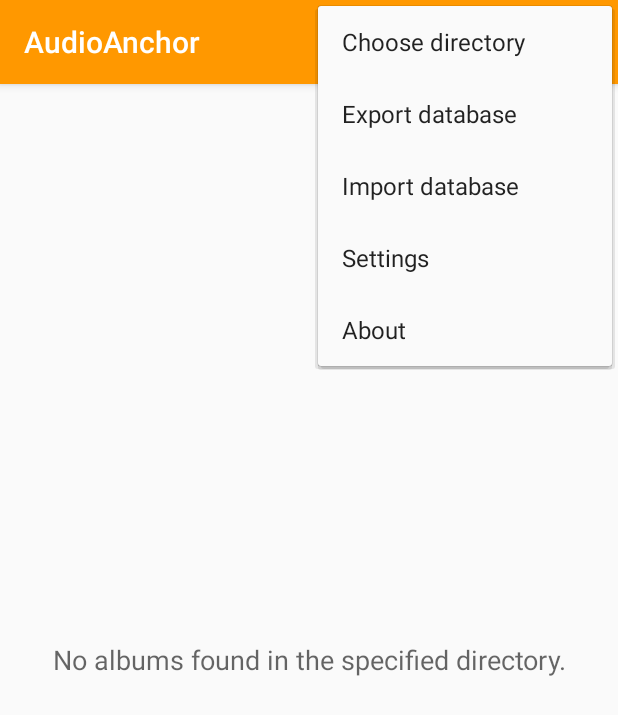
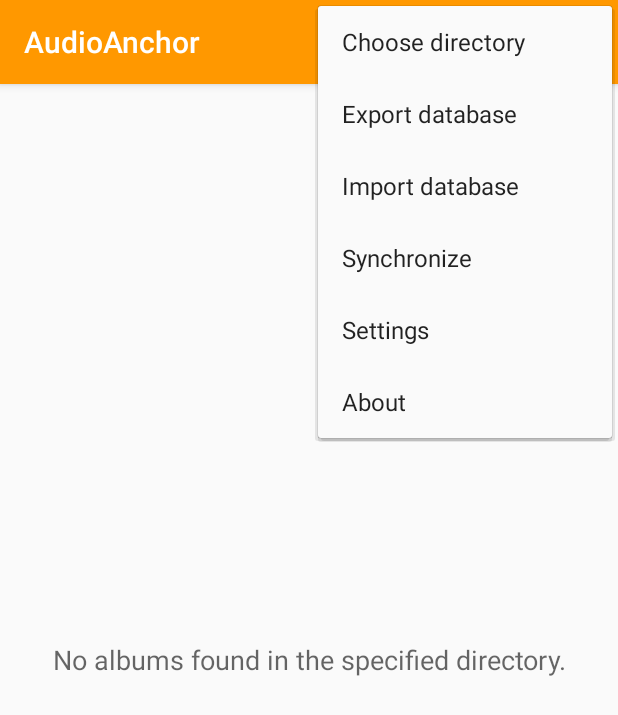
Before and after one commit to flackbash/AudioAnchor, an Android app: the screen it shows after launch (MainActivity), with the options menu open, on a phone screen of 412 x 824 dp. Shown: the top 715 px of the screen. Run offline under Robolectric (Android 15) with nearby library versions, the phone set to English and light mode, and no system bars.

Commit message:
Add synchronization functionality for MainActivity

```diff
--- a/app/src/main/res/menu/menu_main.xml
+++ b/app/src/main/res/menu/menu_main.xml
@@ -21,16 +21,22 @@
         app:showAsAction="never" />
 
     <item
+        android:id="@+id/menu_synchronize"
+        android:orderInCategory="103"
+        android:title="@string/synchronize"
+        app:showAsAction="never" />
+
+    <item
         android:id="@+id/menu_settings"
         android:icon="@drawable/ic_settings"
-        android:orderInCategory="103"
+        android:orderInCategory="104"
         android:title="@string/settings"
         app:showAsAction="never" />
 
     <item
         android:id="@+id/menu_about"
         android:icon="@drawable/ic_about"
-        android:orderInCategory="104"
+        android:orderInCategory="105"
         android:title="@string/about"
         app:showAsAction="never" />
 
--- a/app/src/main/res/values/strings.xml
+++ b/app/src/main/res/values/strings.xml
@@ -12,6 +12,7 @@
     <string name="import_fail">Something went wrong. Import failed.</string>
     <string name="export_success">Exported database to %s</string>
     <string name="export_fail">Something went wrong. Export failed.</string>
+    <string name="synchronize_success">Synchronized directory.</string>
 
     <!-- SharedPreferences Strings -->
     <string name="preference_filename" translatable="false">storage_directory</string>
@@ -46,6 +47,7 @@
     <string name="copyright">Copyright © 2018 Natalie Prange</string>
     <string name="export_db">Export database</string>
     <string name="import_db">Import database</string>
+    <string name="synchronize">Synchronize</string>
 
     <!-- Dialog strings -->
     <string name="dialog_msg_change_dir">Changing the directory will reset all saved statuses of played audio files. Change directory?</string>
```
Also changed, not shown: app/src/main/java/com/prangesoftwaresolutions/audioanchor/MainActivity.java (+12 -6 lines).
